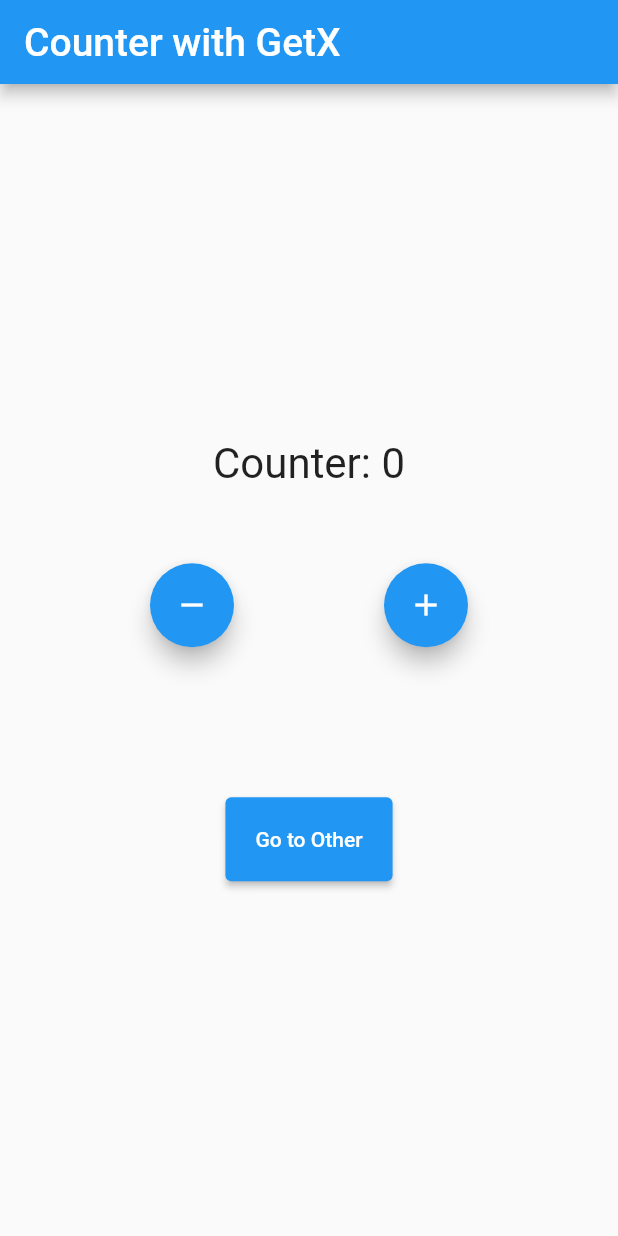
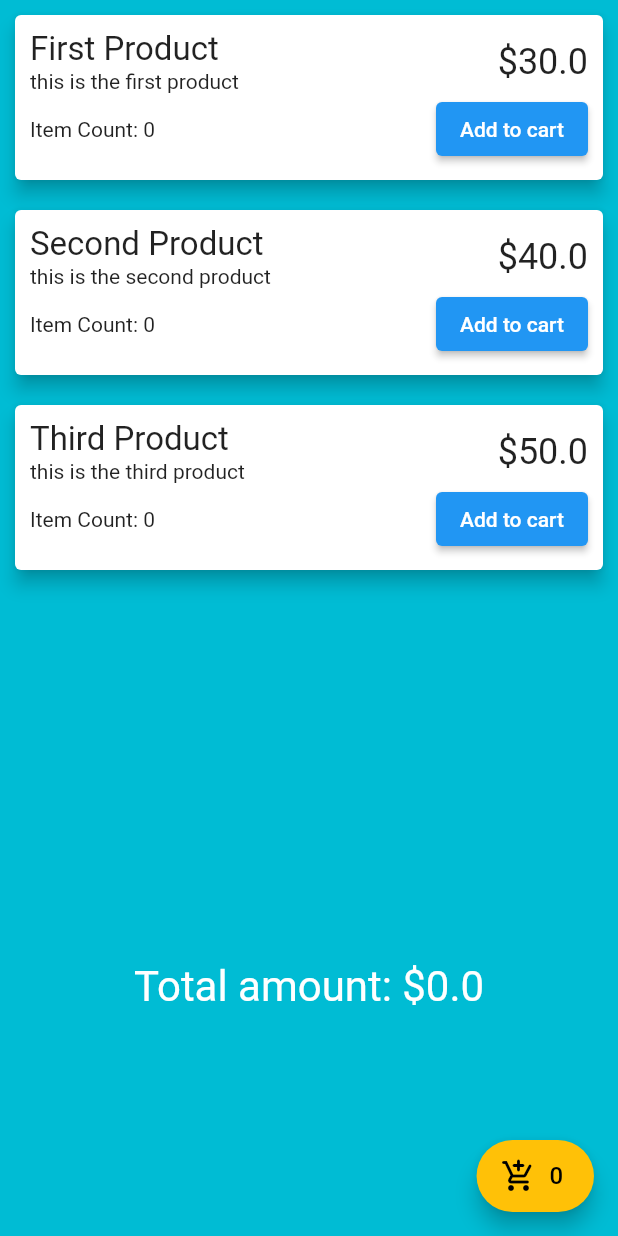
Before and after one commit to SavanRajyaguru/Internship_Task_2023, a Flutter app: the screen it shows after launch, on a phone screen of 412 x 824 dp. Run offline on Flutter 3.47's test engine with Material 2 defaults, Android fonts, the phone set to English and light mode, and no system bars; our stand-ins replace bloc, email_validator, flutter_bloc, flutter_rating_bar, get, image_picker.

Commit message:
[Feature] Add Cart Feature using Getx

```diff
--- a/lib/main.dart
+++ b/lib/main.dart
@@ -8,6 +8,7 @@ import 'package:project1/screens/feb14_screen/widget/Counter2_Screen.dart';
 import 'package:project1/screens/feb14_screen/widget/Counter3_Screen.dart';
 import 'package:project1/screens/feb14_screen/widget/Counter_Screen.dart';
 import 'package:project1/screens/feb15_screen/counter_HomeScreen.dart';
+import 'package:project1/screens/feb16_screen/screen/shopping_cart_screen.dart';
 
 import 'package:project1/screens/feb2_screen/splash_screen_2Feb.dart';
 import 'package:project1/screens/feb3_screen/phone_directory_screen_feb3.dart';
@@ -24,7 +25,7 @@ void main() {
   // runApp(const MyApp());
   runApp(const GetMaterialApp(
     debugShowCheckedModeBanner: false,
-    home: CounterHome(),
+    home: ShoppingScreen(),
   ));
 }
 
--- /dev/null
+++ b/lib/screens/feb16_screen/controller/cart_controller.dart
@@ -0,0 +1,47 @@
+import 'package:get/get.dart';
+import 'package:project1/screens/feb16_screen/model/product.dart';
+
+class CartController extends GetxController {
+  var cardItems = <Product>[].obs;
+
+  double get totalPrice => cardItems!.fold(0, (sum, item) => sum + item.price);
+
+  addToCart(Product product) {
+
+    bool isItemFound = false;
+
+
+    if(cardItems!.isEmpty){
+      cardItems!.add(product);
+    } else {
+
+      for(int i = 0; i < cardItems!.length; i++){
+        if(cardItems![i].id == product.id){
+          print("====== found");
+          isItemFound = true;
+          double currentProductTotalPrice = cardItems![i].price + product.price;
+          int totalItemCount = cardItems![i].itemCount + 1;
+          print(totalItemCount);
+          var newItem = Product(
+              id: product.id,
+              productName: product.productName,
+              productImage: product.productImage,
+              productDescription: product.productDescription,
+              price: currentProductTotalPrice,
+              itemCount: totalItemCount,
+          );
+
+          cardItems![i] = newItem;
+          break;
+        }
+      }
+      if(!isItemFound){
+        cardItems!.add(product);
+      }
+    }
+    // if(cardItems.isNotEmpty && !isItemFound){
+    //   print("====== not found");
+    //   cardItems.add(product);
+    // }
+  }
+}
--- /dev/null
+++ b/lib/screens/feb16_screen/controller/shopping_controller.dart
@@ -0,0 +1,45 @@
+import 'package:get/get.dart';
+import 'package:project1/screens/feb16_screen/model/product.dart';
+
+class ShoppingController extends GetxController {
+  var products = <Product>[].obs;
+
+  @override
+  void onInit() {
+    // TODO: implement onInit
+    super.onInit();
+    fetchProducts();
+  }
+
+  void fetchProducts() async {
+    await Future.delayed(const Duration(seconds: 1));
+    var productResult = [
+      Product(
+          id: 1,
+          productName: "First Product",
+          productImage: "aaa",
+          productDescription: "this is the first product",
+          price: 30,
+          itemCount: 1,
+      ),
+      Product(
+          id: 2,
+          productName: "Second Product",
+          productImage: "bbb",
+          productDescription: "this is the second product",
+          price: 40,
+          itemCount: 1,
+      ),
+      Product(
+          id: 3,
+          productName: "Third Product",
+          productImage: "ccc",
+          productDescription: "this is the third product",
+          price: 50.0,
+          itemCount: 1,
+      ),
+    ];
+
+    products.value = productResult;
+  }
+}
--- /dev/null
+++ b/lib/screens/feb16_screen/model/product.dart
@@ -0,0 +1,16 @@
+class Product {
+  final int id;
+  final String productName;
+  final String productImage;
+  final String productDescription;
+  final double price;
+  final int itemCount;
+
+  Product(
+      {required this.id,
+      required this.productName,
+      required this.productImage,
+      required this.productDescription,
+      required this.itemCount,
+      required this.price});
+}
--- /dev/null
+++ b/lib/screens/feb16_screen/screen/shopping_cart_screen.dart
@@ -0,0 +1,108 @@
+import 'package:flutter/material.dart';
+import 'package:get/get.dart';
+import 'package:project1/screens/feb16_screen/controller/cart_controller.dart';
+import 'package:project1/screens/feb16_screen/controller/shopping_controller.dart';
+import 'package:project1/screens/feb16_screen/screen/cart_screen.dart';
+
+class ShoppingScreen extends StatelessWidget {
+  const ShoppingScreen({Key? key}) : super(key: key);
+
+  @override
+  Widget build(BuildContext context) {
+    final shoppingController = Get.put(ShoppingController());
+    final cartController = Get.put(CartController());
+
+    return Scaffold(
+      backgroundColor: Colors.cyan,
+      body: SafeArea(
+        child: Column(
+          children: [
+            Expanded(
+              child: GetX<ShoppingController>(builder: (controller) {
+                return ListView.builder(
+                  itemCount: controller.products.length,
+                  itemBuilder: (context, index) {
+                    return Card(
+                      elevation: 5,
+                      margin: const EdgeInsets.all(10.0),
+                      child: Padding(
+                        padding: const EdgeInsets.all(10.0),
+                        child: Column(
+                          crossAxisAlignment: CrossAxisAlignment.end,
+                          children: [
+                            Row(
+                              mainAxisAlignment: MainAxisAlignment.spaceBetween,
+                              children: [
+                                Column(
+                                  crossAxisAlignment: CrossAxisAlignment.start,
+                                  children: [
+                                    Text(
+                                      controller.products[index].productName,
+                                      style: const TextStyle(fontSize: 22.0),
+                                    ),
+                                    Text(controller
+                                        .products[index].productDescription),
+                                  ],
+                                ),
+                                Text(
+                                  "\$${controller.products[index].price}",
+                                  style: const TextStyle(fontSize: 24.0),
+                                ),
+                              ],
+                            ),
+                            Row(
+                              mainAxisAlignment: MainAxisAlignment.spaceBetween,
+                              children: [
+                                // Text(cartController.cardItems[0]?.itemCount.toString() ?? "Demo" ),
+                                GetX<CartController>(builder: (controller) {
+                                  // return Text(controller.cardItems?[index].itemCount.toString() ?? '0');
+                                  return Text(
+                                      "Item Count: ${controller.cardItems.isEmpty ? '0' : controller.cardItems[index].itemCount.toString()}");
+                                }),
+                                ElevatedButton(
+                                    onPressed: () {
+                                      cartController.addToCart(
+                                          controller.products[index]);
+                                    },
+                                    child: const Text("Add to cart")),
+                              ],
+                            )
+                          ],
+                        ),
+                      ),
+                    );
+                  },
+                );
+              }),
+            ),
+            GetX<CartController>(builder: (controller) {
+              return Text(
+                "Total amount: \$${controller.totalPrice}",
+                style: const TextStyle(fontSize: 28.0, color: Colors.white),
+              );
+            }),
+            const SizedBox(
+              height: 150.0,
+            ),
+          ],
+        ),
+      ),
+      floatingActionButton: FloatingActionButton.extended(
+        backgroundColor: Colors.amber,
+        onPressed: () {
+          Get.to(const CartScreen());
+        },
+        icon: const Icon(
+          Icons.add_shopping_cart_rounded,
+          color: Colors.black,
+        ),
+        label: GetX<CartController>(builder: (controller) {
+          return Text(
+            controller.cardItems!.length.toString(),
+            style: const TextStyle(fontSize: 16.0, color: Colors.black),
+          );
+        }),
+      ),
+    );
+  }
+}
```
Also changed, not shown: lib/screens/feb16_screen/screen/cart_screen.dart (added, +78 -0 lines), 25 other files.
